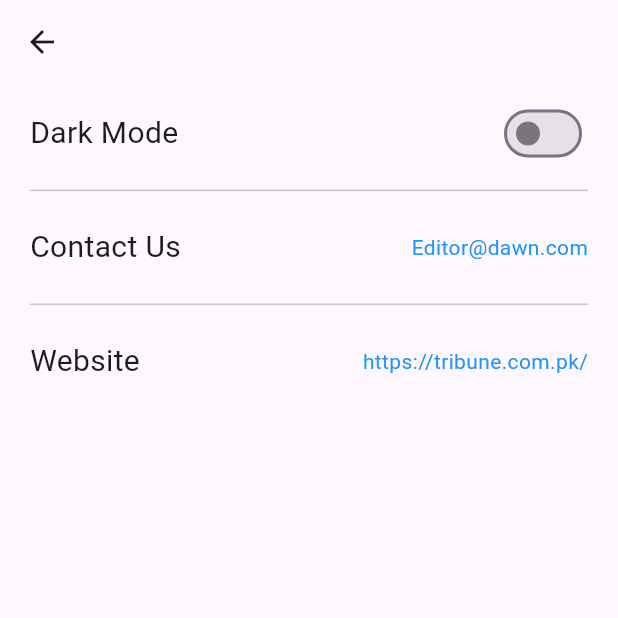
After one commit to MontagMakes/ProPakistani, a Flutter app: the ScreenSetting screen opened directly, on a phone screen of 412 x 824 dp, the top half of it. The commit adds this screen. Run offline on Flutter 3.47's test engine with Material 2 defaults, Android fonts, the phone set to English and light mode, and no system bars; our stand-ins replace adaptive_theme, dio, get_it, google_fonts, html_unescape; network calls fail.

Commit message:
screen_setting: Complete

```diff
--- /dev/null
+++ b/lib/screens/screen_settings/screen_settings.dart
@@ -0,0 +1,113 @@
+import 'package:adaptive_theme/adaptive_theme.dart';
+import 'package:flutter/material.dart';
+import 'package:flutter/services.dart';
+
+class ScreenSetting extends StatefulWidget {
+  const ScreenSetting({super.key});
+
+  @override
+  State<ScreenSetting> createState() => _ScreenSettingState();
+}
+
+class _ScreenSettingState extends State<ScreenSetting> {
+  bool isDarkMode = false;
+
+  @override
+  Widget build(BuildContext context) {
+    // When dark mode is on, the switch will stay switched on
+    AdaptiveThemeMode themeMode = AdaptiveTheme.of(context).mode;
+    if (themeMode == AdaptiveThemeMode.light) {
+      isDarkMode = false;
+    } else {
+      isDarkMode = true;
+    }
+
+    return Scaffold(
+      appBar: AppBar(),
+      body: Padding(
+        padding: const EdgeInsets.only(left: 20, right: 20),
+        child: Column(children: [
+          // Row: Dark mode
+          SizedBox(
+            height: MediaQuery.sizeOf(context).height * 0.08,
+            child: Row(
+              mainAxisAlignment: MainAxisAlignment.spaceBetween,
+              children: [
+                const Text(
+                  "Dark Mode",
+                  style: TextStyle(fontSize: 20),
+                ),
+                Switch(
+                    value: isDarkMode,
+                    onChanged: (value) {
+                      setState(() {
+                        if (isDarkMode) {
+                          value = isDarkMode;
+                          AdaptiveTheme.of(context).setLight();
+                        } else {
+                          value = isDarkMode;
+                          AdaptiveTheme.of(context).setDark();
+                        }
+                      });
+                    }),
+              ],
+            ),
+          ),
+
+          const Divider(
+            height: 10,
+          ),
+
+          //Row: Contact us
+          SizedBox(
+            height: MediaQuery.sizeOf(context).height * 0.08,
+            child: const Row(
+              mainAxisAlignment: MainAxisAlignment.spaceBetween,
+              children: [
+                Text(
+                  "Contact Us",
+                  style: TextStyle(fontSize: 20),
+                ),
+                Text(
+                  "Editor@dawn.com",
+                  style: TextStyle(color: Colors.blue),
+                )
+              ],
+            ),
+          ),
+
+          const Divider(
+            height: 10,
+          ),
+
+          //Row: Website
+          SizedBox(
+            height: MediaQuery.sizeOf(context).height * 0.08,
+            child: Row(
+                mainAxisAlignment: MainAxisAlignment.spaceBetween,
+                children: [
+                  const Text(
+                    "Website",
+                    style: TextStyle(fontSize: 20),
+                  ),
+                  GestureDetector(
+                    onTap: () {
+                      Clipboard.setData(const ClipboardData(
+                              text: "https://tribune.com.pk/"))
+                          .then((value) => ScaffoldMessenger.of(context)
+                              .showSnackBar(const SnackBar(
+                                  content: Text(
+                                      "The link has been successfully copied to your clipboard."))));
+                    },
+                    child: const Text(
+                      "https://tribune.com.pk/",
+                      style: TextStyle(color: Colors.blue),
+                    ),
+                  )
+                ]),
+          )
+        ]),
+      ),
+    );
+  }
+}
```
Also changed, not shown: lib/main.dart (+12 -4 lines), lib/screens/screen_home_page/screen_home_page.dart (+25 -9 lines), 7 other files.
